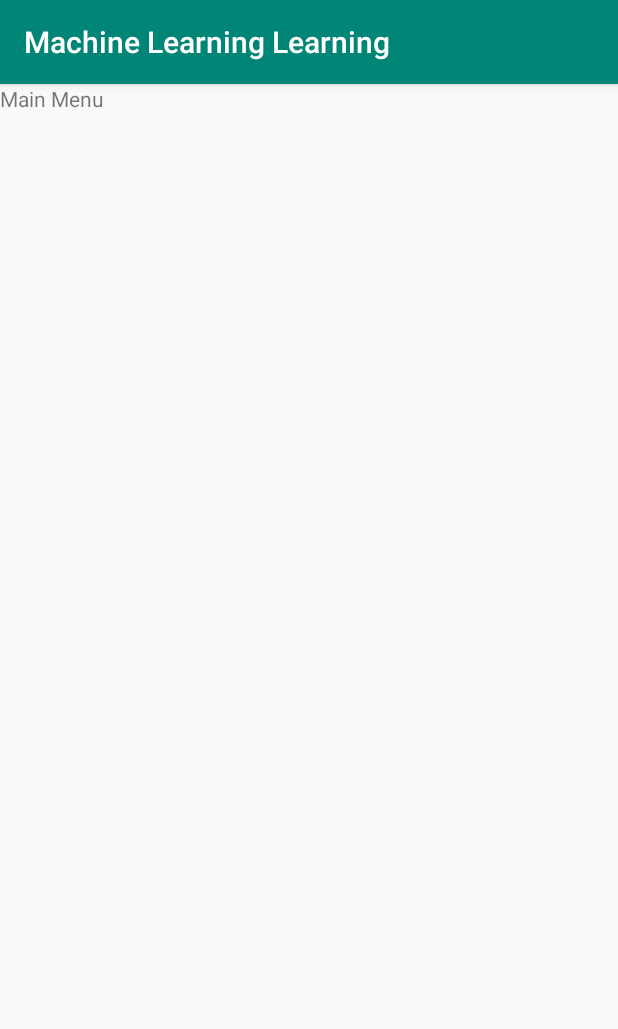
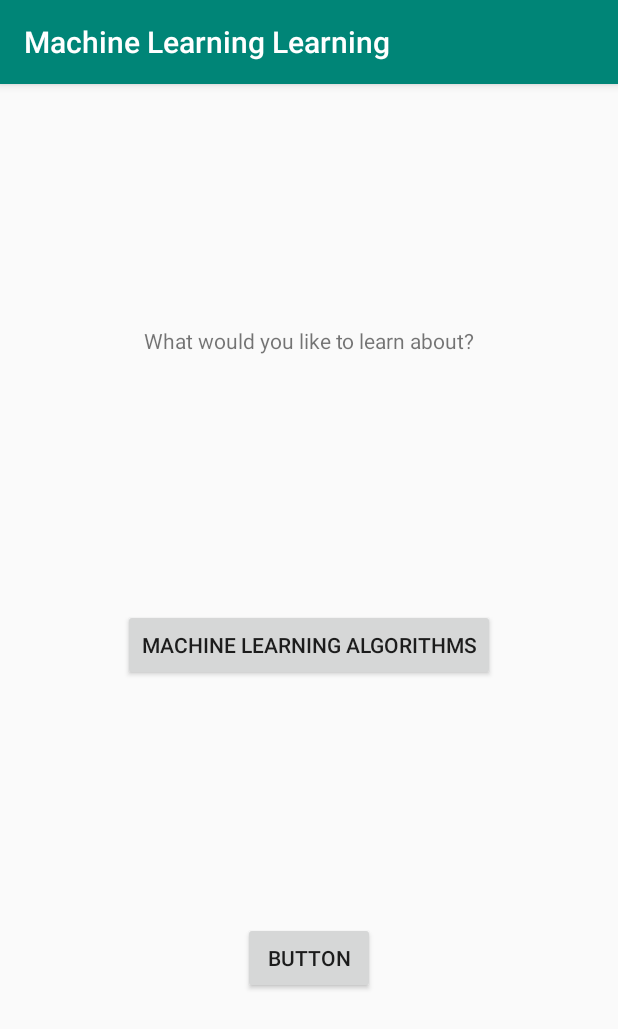
Before and after one commit to 5hourupload/Machine-Learning-Learning, an Android app: the MainMenuActivity screen opened directly, with no data from a screen before it, on a phone screen of 412 x 824 dp. Shown: the top 1029 px of the screen. Run offline under Robolectric (Android 15) with nearby library versions, the phone set to English and light mode, and no system bars.

Commit message:
Menu Setup Stuff

```diff
--- a/app/src/main/AndroidManifest.xml
+++ b/app/src/main/AndroidManifest.xml
@@ -22,6 +22,12 @@
 
             </intent-filter>
         </activity>
+        <activity android:name=".MachineLearningAlgorithmsMenuActivity">
+            <intent-filter>
+                <action android:name="android.intent.action.VIEW" />
+
+            </intent-filter>
+        </activity>
     </application>
 
 </manifest>
--- /dev/null
+++ b/app/src/main/java/fhu/machinelearninglearning/MachineLearningAlgorithmsMenuActivity.java
@@ -0,0 +1,19 @@
+package fhu.machinelearninglearning;
+
+import android.content.Intent;
+import android.support.v7.app.AppCompatActivity;
+import android.os.Bundle;
+import android.view.View;
+import android.widget.Button;
+
+public class MachineLearningAlgorithmsMenuActivity extends AppCompatActivity
+{
+
+    @Override
+    protected void onCreate(Bundle savedInstanceState)
+    {
+        super.onCreate(savedInstanceState);
+        setContentView(R.layout.machine_learning_algorithms);
+
+    }
+}
--- a/app/src/main/java/fhu/machinelearninglearning/MainMenuActivity.java
+++ b/app/src/main/java/fhu/machinelearninglearning/MainMenuActivity.java
@@ -14,6 +14,17 @@ public class MainMenuActivity extends AppCompatActivity
     {
         super.onCreate(savedInstanceState);
         setContentView(R.layout.main_menu);
+        Button machineLearningAlgs = findViewById(R.id.machine_learning_algorithms);
+        Button neuralNetworks = findViewById(R.id.neural_networks);
+        machineLearningAlgs.setOnClickListener(new View.OnClickListener()
+        {
+            @Override
+            public void onClick(View view)
+            {
+                Intent intent = new Intent(getApplicationContext(), MachineLearningAlgorithmsMenuActivity.class);
+                startActivity(intent);
+            }
+        });
 
     }
 }
--- /dev/null
+++ b/app/src/main/res/layout/machine_learning_algorithms.xml
@@ -0,0 +1,6 @@
+<?xml version="1.0" encoding="utf-8"?>
+<LinearLayout xmlns:android="http://schemas.android.com/apk/res/android"
+    android:layout_width="match_parent"
+    android:layout_height="match_parent">
+
+</LinearLayout>
--- a/app/src/main/res/layout/main_menu.xml
+++ b/app/src/main/res/layout/main_menu.xml
@@ -1,12 +1,51 @@
 <?xml version="1.0" encoding="utf-8"?>
-<LinearLayout xmlns:android="http://schemas.android.com/apk/res/android"
+<android.support.constraint.ConstraintLayout xmlns:android="http://schemas.android.com/apk/res/android"
+    xmlns:app="http://schemas.android.com/apk/res-auto"
+    xmlns:tools="http://schemas.android.com/tools"
     android:layout_width="match_parent"
     android:layout_height="match_parent">
 
     <TextView
-        android:id="@+id/textView2"
+        android:id="@+id/prompt"
         android:layout_width="wrap_content"
         android:layout_height="wrap_content"
+        android:layout_marginStart="8dp"
+        android:layout_marginTop="8dp"
+        android:layout_marginEnd="8dp"
+        android:layout_marginBottom="8dp"
         android:layout_weight="1"
-        android:text="Main Menu" />
-</LinearLayout>
+        android:text="What would you like to learn about?"
+        app:layout_constraintBottom_toTopOf="@+id/machine_learning_algorithms"
+        app:layout_constraintEnd_toEndOf="parent"
+        app:layout_constraintStart_toStartOf="parent"
+        app:layout_constraintTop_toTopOf="parent" />
+
+    <Button
+        android:id="@+id/machine_learning_algorithms"
+        android:layout_width="wrap_content"
+        android:layout_height="wrap_content"
+        android:layout_marginStart="8dp"
+        android:layout_marginTop="8dp"
+        android:layout_marginEnd="8dp"
+        android:layout_marginBottom="8dp"
+        android:text="Machine Learning Algorithms"
+        app:layout_constraintBottom_toTopOf="@+id/neural_networks"
+        app:layout_constraintEnd_toEndOf="parent"
+        app:layout_constraintStart_toStartOf="parent"
+        app:layout_constraintTop_toBottomOf="@id/prompt" />
+
+    <Button
+        android:id="@+id/neural_networks"
+        android:layout_width="wrap_content"
+        android:layout_height="wrap_content"
+        android:layout_marginStart="8dp"
+        android:layout_marginEnd="8dp"
+        android:layout_marginBottom="8dp"
+        android:text="Button"
+        app:layout_constraintBottom_toBottomOf="parent"
+        app:layout_constraintEnd_toEndOf="parent"
+        app:layout_constraintStart_toStartOf="parent"
+        app:layout_constraintTop_toBottomOf="@id/machine_learning_algorithms"/>
+
+
+</android.support.constraint.ConstraintLayout>
```
